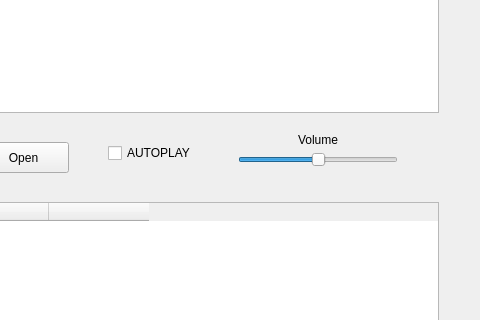
Qt form mainwindow.ui (enzonakamura/spotify-playlist) before a commit; both pictures show x 192 to 672 and y 178 to 498 of the 672 by 672 pixel window.
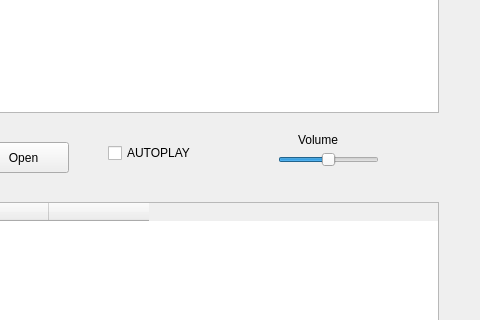
The same form after that commit.

Commit message: ADD: Volume icon

What changed in the file:
```diff
--- a/mainwindow.ui
+++ b/mainwindow.ui
@@ -142,9 +142,9 @@
    <widget class="QSlider" name="volume">
     <property name="geometry">
      <rect>
-      <x>430</x>
+      <x>470</x>
       <y>330</y>
-      <width>160</width>
+      <width>101</width>
       <height>16</height>
      </rect>
     </property>
@@ -171,6 +171,19 @@
      <string>Volume</string>
     </property>
    </widget>
+   <widget class="QLabel" name="volumeIcon">
+    <property name="geometry">
+     <rect>
+      <x>440</x>
+      <y>330</y>
+      <width>21</width>
+      <height>16</height>
+     </rect>
+    </property>
+    <property name="text">
+     <string/>
+    </property>
+   </widget>
   </widget>
   <widget class="QMenuBar" name="menubar">
    <property name="geometry">
```
The commit also changes 3 other files.
